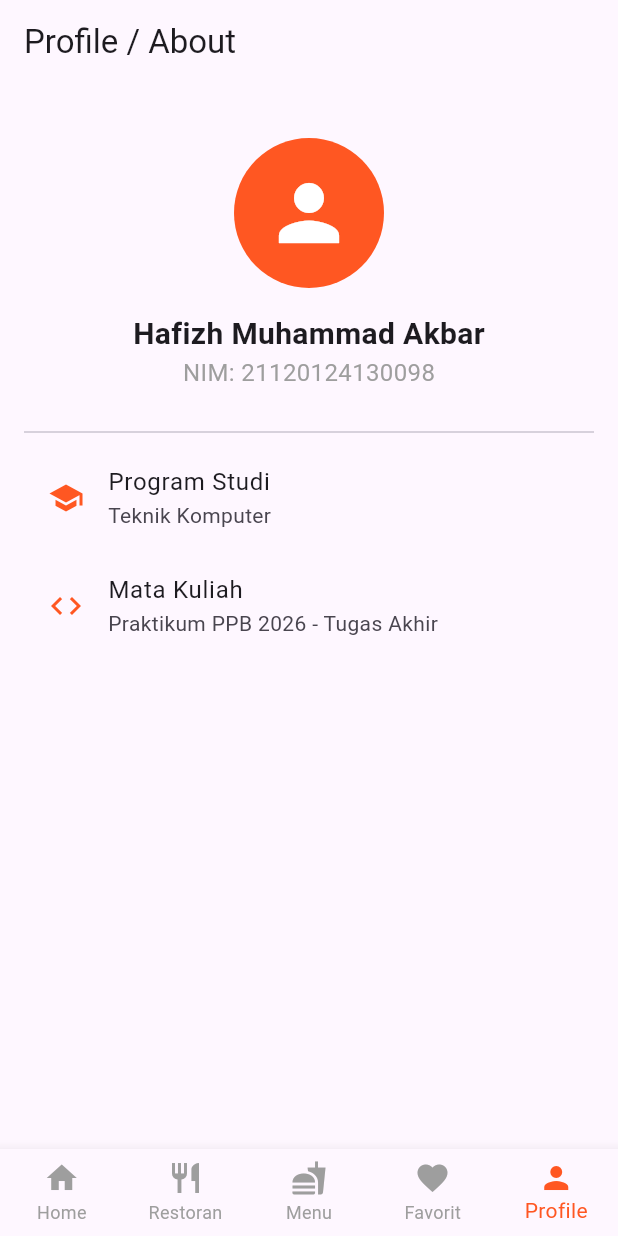
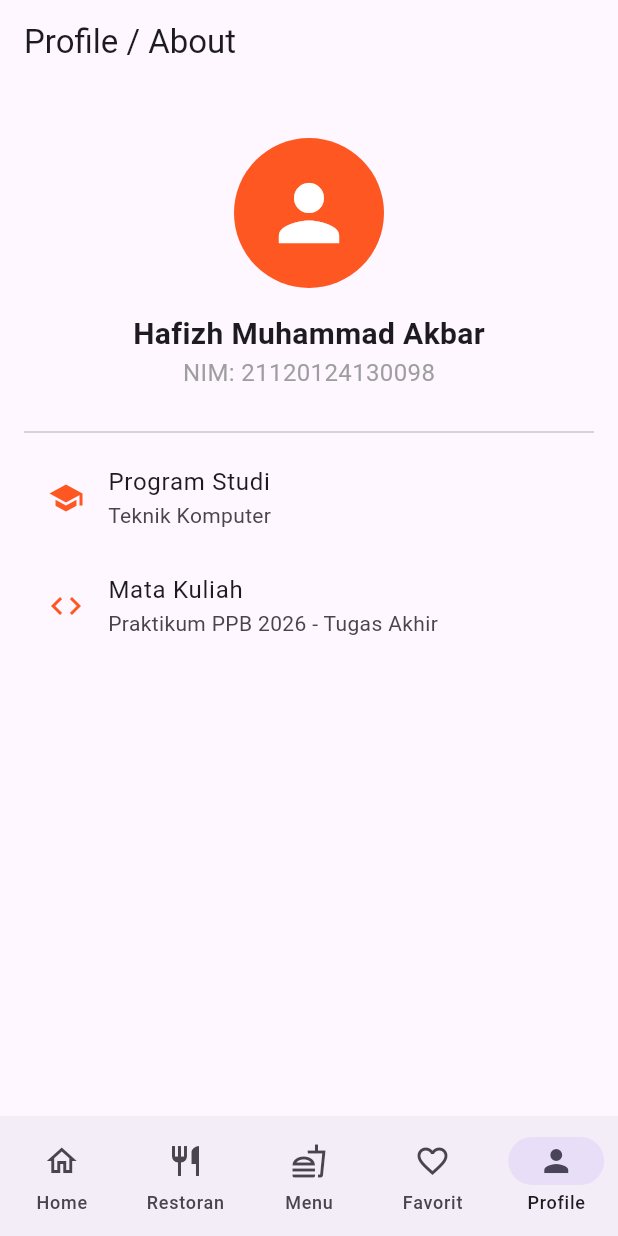
Before and after one commit to hafizhakbar14/Kulinerify, a Flutter app: the screen it shows after launch, item 5 of the bottom bar chosen, on a phone screen of 412 x 824 dp. Run offline on Flutter 3.47's test engine with Material 3 defaults, Android fonts, the phone set to English and light mode, and no system bars; our stand-ins replace shared_preferences; network calls fail.

Commit message:
style: terapkan tema Material 3, NavigationBar, dan scroll behavior desktop

```diff
--- a/lib/main.dart
+++ b/lib/main.dart
@@ -1,9 +1,24 @@
+import 'dart:ui' show PointerDeviceKind;
+
 import 'package:flutter/material.dart';
 
 import 'screens/main_navigation.dart';
 
 void main() {
   runApp(const KulinerifyApp());
+}
+
+/// Mengizinkan drag dengan mouse/trackpad (default desktop tidak mengizinkan).
+class AppScrollBehavior extends MaterialScrollBehavior {
+  const AppScrollBehavior();
+
+  @override
+  Set<PointerDeviceKind> get dragDevices => {
+    PointerDeviceKind.touch,
+    PointerDeviceKind.mouse,
+    PointerDeviceKind.trackpad,
+    PointerDeviceKind.stylus,
+  };
 }
 
 class KulinerifyApp extends StatelessWidget {
@@ -13,9 +28,12 @@ class KulinerifyApp extends StatelessWidget {
   Widget build(BuildContext context) {
     return MaterialApp(
       title: 'Kulinerify',
-      theme: ThemeData(primarySwatch: Colors.deepOrange),
+      debugShowCheckedModeBanner: false,
+      scrollBehavior: const AppScrollBehavior(), // <-- baris baru
+      theme: ThemeData(
+        // ... tema Material 3 yang sudah ada, tidak berubah
+      ),
       home: const MainNavigation(),
-      debugShowCheckedModeBanner: false,
     );
   }
 }
--- a/lib/screens/main_navigation.dart
+++ b/lib/screens/main_navigation.dart
@@ -29,25 +29,39 @@ class _MainNavigationState extends State<MainNavigation> {
   Widget build(BuildContext context) {
     return Scaffold(
       body: _pages[_currentIndex],
-      bottomNavigationBar: BottomNavigationBar(
-        currentIndex: _currentIndex,
-        type: BottomNavigationBarType.fixed,
-        selectedItemColor: Colors.deepOrange,
-        unselectedItemColor: Colors.grey,
-        onTap: (index) {
+      bottomNavigationBar: NavigationBar(
+        selectedIndex: _currentIndex,
+        onDestinationSelected: (index) {
           setState(() {
             _currentIndex = index;
           });
         },
-        items: const [
-          BottomNavigationBarItem(icon: Icon(Icons.home), label: 'Home'),
-          BottomNavigationBarItem(
-            icon: Icon(Icons.restaurant),
+        destinations: const [
+          NavigationDestination(
+            icon: Icon(Icons.home_outlined),
+            selectedIcon: Icon(Icons.home),
+            label: 'Home',
+          ),
+          NavigationDestination(
+            icon: Icon(Icons.restaurant_outlined),
+            selectedIcon: Icon(Icons.restaurant),
             label: 'Restoran',
           ),
-          BottomNavigationBarItem(icon: Icon(Icons.fastfood), label: 'Menu'),
-          BottomNavigationBarItem(icon: Icon(Icons.favorite), label: 'Favorit'),
-          BottomNavigationBarItem(icon: Icon(Icons.person), label: 'Profile'),
+          NavigationDestination(
+            icon: Icon(Icons.fastfood_outlined),
+            selectedIcon: Icon(Icons.fastfood),
+            label: 'Menu',
+          ),
+          NavigationDestination(
+            icon: Icon(Icons.favorite_border),
+            selectedIcon: Icon(Icons.favorite),
+            label: 'Favorit',
+          ),
+          NavigationDestination(
+            icon: Icon(Icons.person_outline),
+            selectedIcon: Icon(Icons.person),
+            label: 'Profile',
+          ),
         ],
       ),
     );
```
